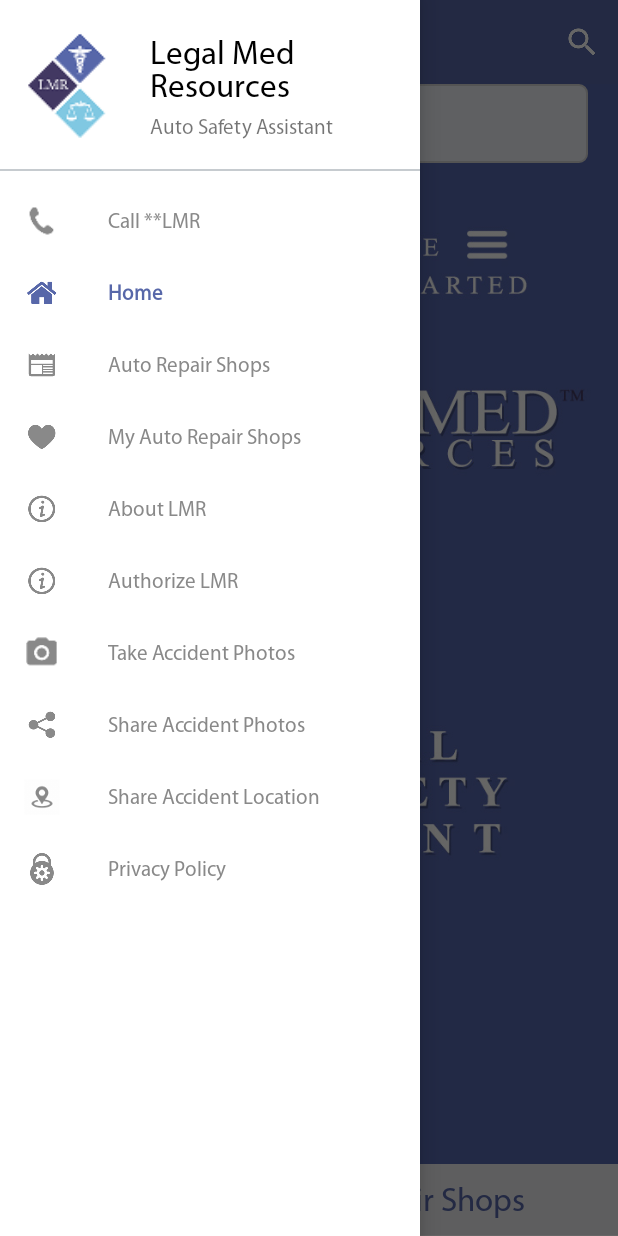
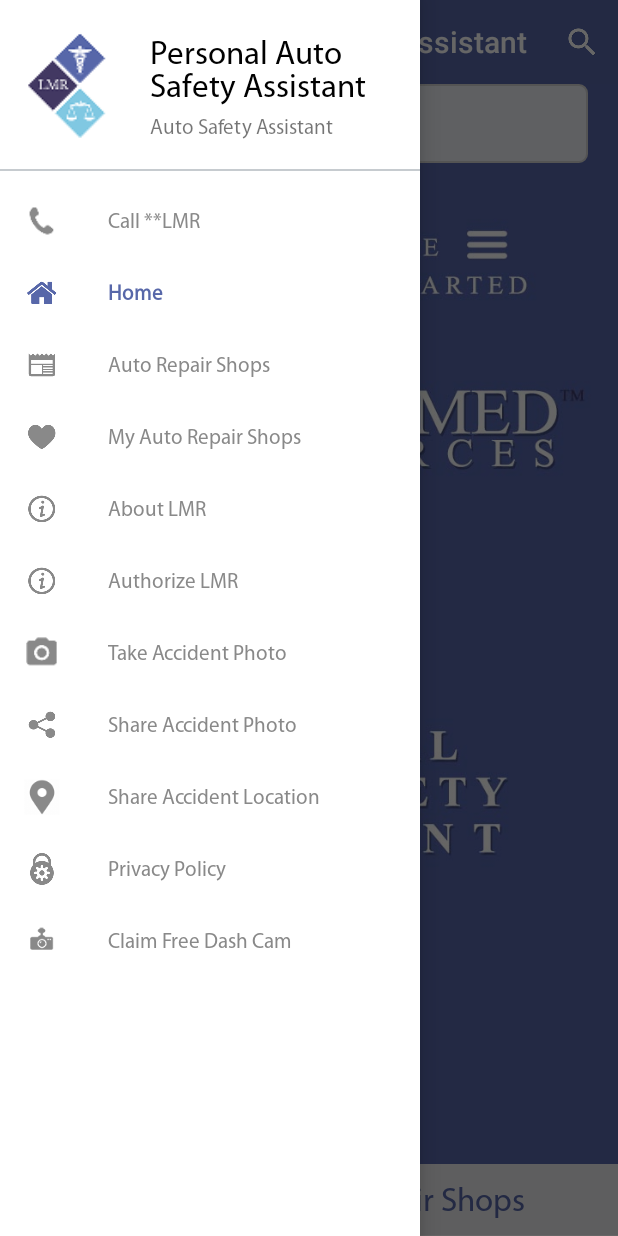
Before and after one commit to Legal-Med-Resources/LMR-Android-App, an Android app: the screen it shows after launch (MainActivity), with the side drawer open, on a phone screen of 412 x 824 dp. Run offline under Robolectric (Android 15) with nearby library versions, the phone set to English and light mode, and no system bars; our stand-ins replace AdMob; libraries missing offline, so code that uses them is left out: com.onesignal; plain views replace ShapedImageView; 1 statement that could not run was skipped.

Commit message:
Add dashcam and update gms services to 9.0.0

```diff
--- a/app/src/main/res/menu/menu_drawer.xml
+++ b/app/src/main/res/menu/menu_drawer.xml
@@ -64,5 +64,11 @@
             android:icon="@drawable/ic_privacy"
             android:title="@string/menu_privacy" />
 
+        <item
+            android:id="@+id/menu_go_dashcam"
+            android:checkable="false"
+            android:icon="@drawable/ic_dashcam"
+            android:title="@string/menu_dashcam" />
+
     </group>
 </menu>
--- a/app/src/main/res/values/strings.xml
+++ b/app/src/main/res/values/strings.xml
@@ -1,5 +1,5 @@
 <resources>
-    <string name="app_name">Legal Med Resources</string>
+    <string name="app_name">Personal Auto Safety Assistant</string>
 
     <string name="hello_world">Hello world!</string>
     <string name="action_settings" translatable="false">Settings</string>
@@ -17,13 +17,14 @@
     <string name="menu_communicate">Communicate</string>
     <string name="menu_about">About LMR</string>
     <string name="menu_authorize">Authorize LMR</string>
-    <string name="menu_camera_app">Take Accident Photos</string>
-    <string name="menu_share_pic">Share Accident Photos</string>
-    <string name="ids_msg_share">Share Accident Photos</string>
+    <string name="menu_camera_app">Take Accident Photo</string>
+    <string name="menu_share_pic">Share Accident Photo</string>
+    <string name="ids_msg_share">Share Accident Photo</string>
     <string name="menu_share_app">Share Accident Location</string>
     <string name="menu_search">Search</string>
     <string name="menu_logout">Logout</string>
     <string name="menu_privacy">Privacy Policy</string>
+    <string name="menu_dashcam">Claim Free Dash Cam</string>
 
     <string name="no_item_found">No Item Found</string>
     <string name="you_may">You may also like</string>
@@ -65,8 +66,8 @@
     <string name="favourite_add">Favourite has been saved</string>
     <string name="favourite_remove">Favourite has been removed</string>
 
-    <string name="admob_banner_id">ca-app-pub-3940256099942544/6300978111</string> <!-- Change AdMob Banner Id -->
-    <string name="admob_interstitial_id">ca-app-pub-3940256099942544/1033173712</string> <!-- Change AdMob Interstitial Id -->
+    <string name="admob_banner_id">ca-app-pub-2470262152368078~3255206193</string> <!-- Change AdMob Banner Id -->
+    <string name="admob_interstitial_id">ca-app-pub-2470262152368078/1019925091</string> <!-- Change AdMob Interstitial Id -->
 
 
     <string name="featured">Network Collision Repair Shops</string>
--- a/build.gradle
+++ b/build.gradle
@@ -14,12 +14,14 @@ buildscript {
 
         // NOTE: Do not place your application dependencies here; they belong
         // in the individual module build.gradle files
+        classpath 'com.google.gms:google-services:3.1.1'
     }
 }
 
 allprojects {
     repositories {
         jcenter()
+        mavenLocal()
         mavenCentral()
 
         maven {
```
Also changed, not shown: app/build.gradle (+11 -8 lines), app/src/main/java/com/app/yellowpages/MainActivity.java (+13 -4 lines), app/src/main/res/drawable-hdpi/ic_dashcam.png (added), app/src/main/res/drawable-hdpi/ic_gps.png, app/src/main/res/drawable-mdpi/ic_dashcam.png (added), app/src/main/res/drawable-mdpi/ic_gps.png, app/src/main/res/drawable-nodpi/home.jpg, app/src/main/res/drawable-xhdpi/ic_dashcam.png (added), app/src/main/res/drawable-xhdpi/ic_gps.png, app/src/main/res/drawable-xxhdpi/ic_dashcam.png (added), app/src/main/res/drawable-xxhdpi/ic_gps.png, app/src/main/res/drawable-xxxhdpi/ic_dashcam.png (added), app/src/main/res/drawable-xxxhdpi/ic_gps.png, 3 other files.
